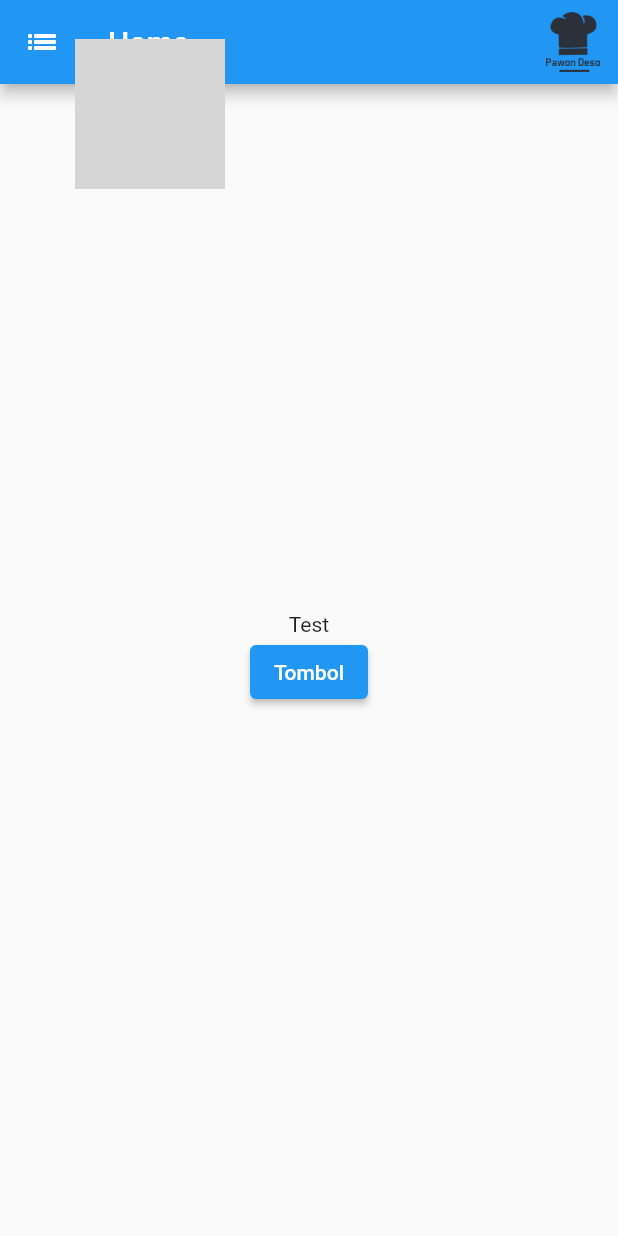
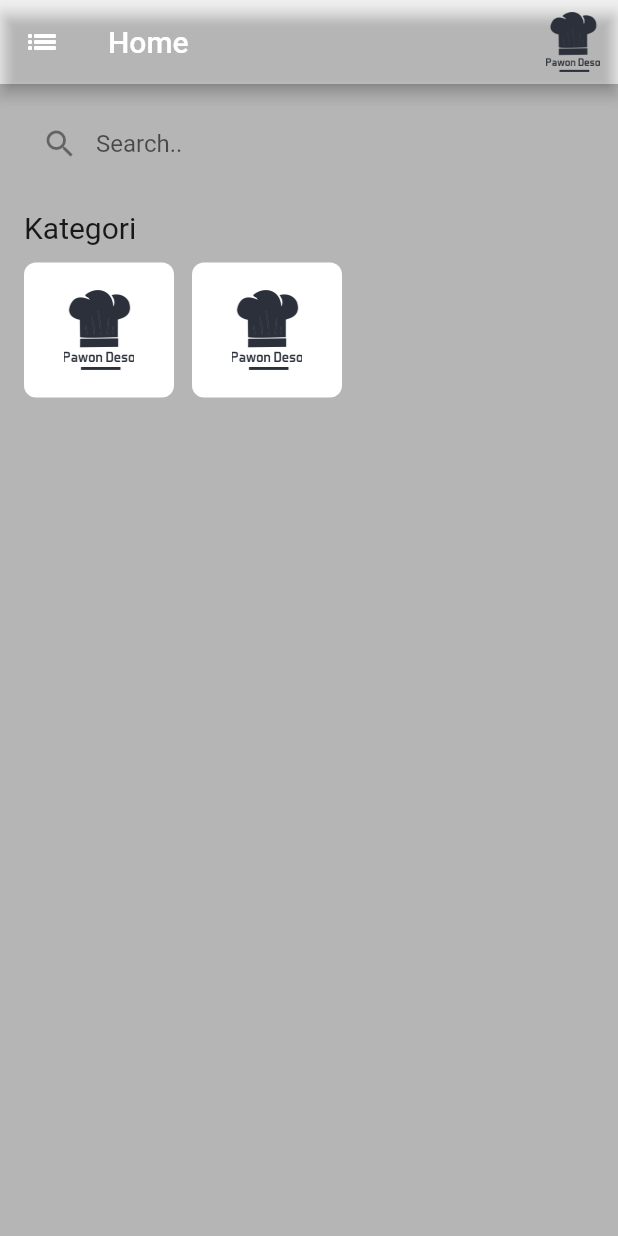
Before and after one commit to jeeckr/recipe_project, a Flutter app: the screen it shows after launch, on a phone screen of 412 x 824 dp. Run offline on Flutter 3.47's test engine with Material 2 defaults, Android fonts, the phone set to English and light mode, and no system bars; grey boxes are pictures that could not be loaded.

Commit message:
list kategori home

```diff
--- /dev/null
+++ b/lib/components/mycategory.dart
@@ -0,0 +1,35 @@
+import 'package:flutter/material.dart';
+import 'package:recipe_project/data/category.dart';
+
+Widget myCategory(CategoryData category) {
+  return Container(
+    width: 100.0,
+    margin: EdgeInsets.only(right: 12.0),
+    child: Column(
+      mainAxisAlignment: MainAxisAlignment.start,
+      crossAxisAlignment: CrossAxisAlignment.start,
+      children: [
+        Container(
+          width: 110.0,
+          height: 90.0,
+          decoration: BoxDecoration(
+            color: Colors.white,
+            borderRadius: BorderRadius.circular(8.0),
+            // image: DecorationImage(
+
+            //   image: NetworkImage(category.icon),
+            //   fit: BoxFit.cover,
+            // )
+            image: DecorationImage(
+              alignment: Alignment.center,
+              scale: 6.0,
+              image: AssetImage(
+                category.icon,
+                )
+            )
+          ),
+        )
+      ],
+    )
+  );
+}
--- /dev/null
+++ b/lib/components/myrecipe.dart
@@ -0,0 +1,24 @@
+import 'package:flutter/material.dart';
+import 'package:recipe_project/data/recipe.dart';
+
+Widget myRecipe(RecipeData recipe) {
+  return Container(
+    child: Column(
+      mainAxisAlignment: MainAxisAlignment.start,
+      crossAxisAlignment: CrossAxisAlignment.start,
+      children: [
+        Container(
+          width: 121.66,
+          height: 180.5,
+          decoration: BoxDecoration(
+            borderRadius: BorderRadius.circular(8.0),
+            image: DecorationImage(
+              image: NetworkImage(recipe.image),
+              fit: BoxFit.cover,
+            )
+          ),
+        )
+      ],
+    )
+  );
+}
--- a/lib/components/splashscreen.dart
+++ b/lib/components/splashscreen.dart
@@ -50,8 +50,8 @@ class _SplashScreenState extends State<SplashScreen> {
             // ),
             Image.asset(
               'assets/images/logo_putih.png',
-              width: 200.0,
-              height: 200.0,
+              width: 150.0,
+              height: 150.0,
             )
           ],
         ),
--- /dev/null
+++ b/lib/data/category.dart
@@ -0,0 +1,9 @@
+class CategoryData {
+  String icon;
+  String title;
+
+  CategoryData(
+    this.icon,
+    this.title,
+  );
+}
--- /dev/null
+++ b/lib/data/recipe.dart
@@ -0,0 +1,13 @@
+class RecipeData {
+  String image;
+  String title;
+  String category;
+  String description;
+
+  RecipeData(
+    this.image,
+    this.title,
+    this.category,
+    this.description
+  );
+}
--- a/lib/main.dart
+++ b/lib/main.dart
@@ -1,6 +1,10 @@
 import 'package:flutter/material.dart';
+import 'package:recipe_project/components/myrecipe.dart';
+import 'package:recipe_project/components/mycategory.dart';
 import 'dart:math';
 import 'package:recipe_project/components/splashscreen.dart';
+import 'package:recipe_project/data/recipe.dart';
+import 'package:recipe_project/data/category.dart';
 
 void main() {
   runApp(MyApp());
@@ -38,6 +42,28 @@ class _HomePageState extends State<HomePage> {
 
   // membuat varibale
   double value = 0;
+  Color primaryColor = Color(0xFF010324);
+  Color backgroundColor = Color(0xFFB5B5B5);
+
+  List<RecipeData> recipes = [
+    new RecipeData(
+      "https://picsum.photos/seed/picsum/200/300",
+      "Resep 1",
+      "Makanan",
+      "Ini adalah resep pertama"
+    ),
+  ];
+
+  List<CategoryData> categories = [
+    new CategoryData(
+      "assets/images/logo.png",
+      "Makanan",
+    ),
+    new CategoryData(
+      "assets/images/logo.png",
+      "Minuman",
+    ),
+  ];
 
   @override
   Widget build(BuildContext context) {
@@ -45,24 +71,18 @@ class _HomePageState extends State<HomePage> {
       body: Stack(
           children: [
             // membuat background gradient
-            Container(
+            Scaffold(
+              backgroundColor: primaryColor,
+              body: Container(
+                constraints: BoxConstraints.expand(),
                 decoration: BoxDecoration(
-                gradient: LinearGradient(
-                  colors: [
-                    Colors.blue[400],
-                    Colors.blue[400],
-                  ],
-                  begin: Alignment.bottomCenter,
-                  end: Alignment.topCenter
+                  image: DecorationImage(
+                    image: AssetImage('assets/images/pattern.png'),
+                    fit: BoxFit.cover,
                   )
                 ),
-              // decoration: BoxDecoration(
-              //   image: DecorationImage(
-              //     image: NetworkImage(
-              //       'https://cdn.pixabay.com/photo/2015/03/26/09/41/phone-690091_960_720.jpg',
-              //     ),
-              //   )
-              // ),
+                child: null,
+              )
             ),
 
             // membuat menu navigasi
@@ -76,20 +96,11 @@ class _HomePageState extends State<HomePage> {
                       child: Column(
                         mainAxisAlignment: MainAxisAlignment.center,
                         children: [
-                          CircleAvatar(
-                            radius: 50.0,
-                            backgroundImage: NetworkImage(
-                              "https://www.gstatic.com/webp/gallery/4.sm.jpg"
-                            ),
-                          ),
-                          SizedBox(height: 10.0,),
-                          Text(
-                            "Sandy",
-                            style: TextStyle(
-                              color: Colors.white,
-                              fontSize: 20.0,
-                            ),
-                          ),
+                          Image.asset(
+                            'assets/images/logo_putih.png',
+                            width: 100.0,
+                            height: 100.0,
+                          )
                         ],
                       ),
                     ),
@@ -174,6 +185,7 @@ class _HomePageState extends State<HomePage> {
                     ..rotateY((pi / 12) * val),
                     child: Scaffold(
                       appBar: AppBar(
+                        backgroundColor: Colors.transparent,
                         leading: Icon(
                           Icons.list_outlined,
                         ),
@@ -187,17 +199,55 @@ class _HomePageState extends State<HomePage> {
                         ],
                         title: Text("Home"),
                       ),
-                      body: Center(
+                      body: Container(
+                        constraints: BoxConstraints.expand(),
+                        decoration: BoxDecoration(color: backgroundColor),
+                        child: SingleChildScrollView(
+                          child: Padding(
+                            padding: const EdgeInsets.symmetric(vertical: 16.0, horizontal: 16.0),
                             child: Column(
-                          mainAxisAlignment: MainAxisAlignment.center,
+                              mainAxisAlignment: MainAxisAlignment.start,
+                              crossAxisAlignment: CrossAxisAlignment.start,
                               children: [
-                            Text("Test"),
-                            ElevatedButton(
-                              onPressed: () {},
-                              child: Text("Tombol"),
+                                TextField(
+                                  decoration: InputDecoration(
+                                    filled: true,
+                                    fillColor: backgroundColor,
+                                    prefixIcon: Icon(Icons.search),
+                                    contentPadding: EdgeInsets.all(8.0),
+                                    hintText: "Search..",
+                                    border: OutlineInputBorder(
+                                      borderRadius: BorderRadius.circular(8.0),
+                                      borderSide: BorderSide.none
+                                    )
                                   ),
+                                ),
+                                SizedBox(
+                                  height: 20.0,
+                                ),
+                                Text("Kategori",
+                                  style: TextStyle(
+                                    fontSize: 20.0
+                                  ),
+                                ),
+                                SizedBox(
+                                  height: 12.0,
+                                ),
+                                Container(
+                                  width: double.infinity,
+                                  height: 100.0,
+                                  child: ListView(
+                                    scrollDirection: Axis.horizontal,
+                                    children: [
+                                      myCategory(categories[0]),
+                                      myCategory(categories[1])
                                     ],
                                   ),
+                                )
+                              ],
+                            ),
+                          )
+                        )
                       ),
                     ),
                   )
```
Lines whose indentation alone changed are shown as unchanged.
